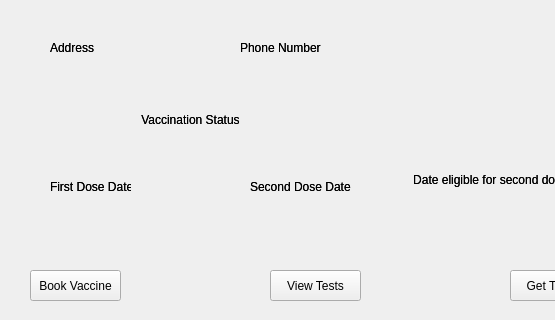
First picture: the form in user_profile.ui, repository OmriWebber/CovidApp, before the edit; both pictures show x 0 to 555 and y 120 to 440 of the 637 by 440 pixel window.
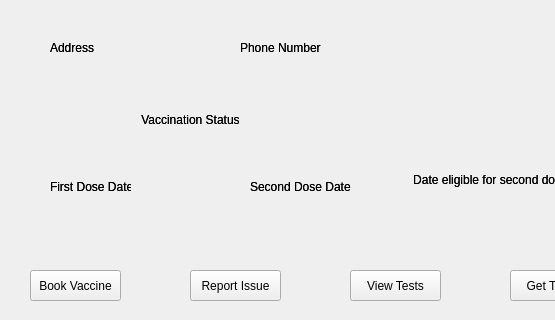
Second picture: the form after the edit.

Commit message: Added user reports and user test record - Paia

Patch:
```diff
--- a/user_profile.ui
+++ b/user_profile.ui
@@ -734,7 +734,7 @@
   <widget class="QPushButton" name="pushButton">
    <property name="geometry">
     <rect>
-     <x>270</x>
+     <x>350</x>
      <y>390</y>
      <width>91</width>
      <height>31</height>
@@ -770,6 +770,19 @@
     <string>Get Tested</string>
    </property>
   </widget>
+  <widget class="QPushButton" name="pushButton_reportIssue">
+   <property name="geometry">
+    <rect>
+     <x>190</x>
+     <y>390</y>
+     <width>91</width>
+     <height>31</height>
+    </rect>
+   </property>
+   <property name="text">
+    <string>Report Issue</string>
+   </property>
+  </widget>
   <zorder>groupBox</zorder>
   <zorder>pushButton_finishEdit</zorder>
   <zorder>label_title</zorder>
```
Left out of the diff: 9 changed lines with no effect on the pictures. The commit also changes 21 other files.
